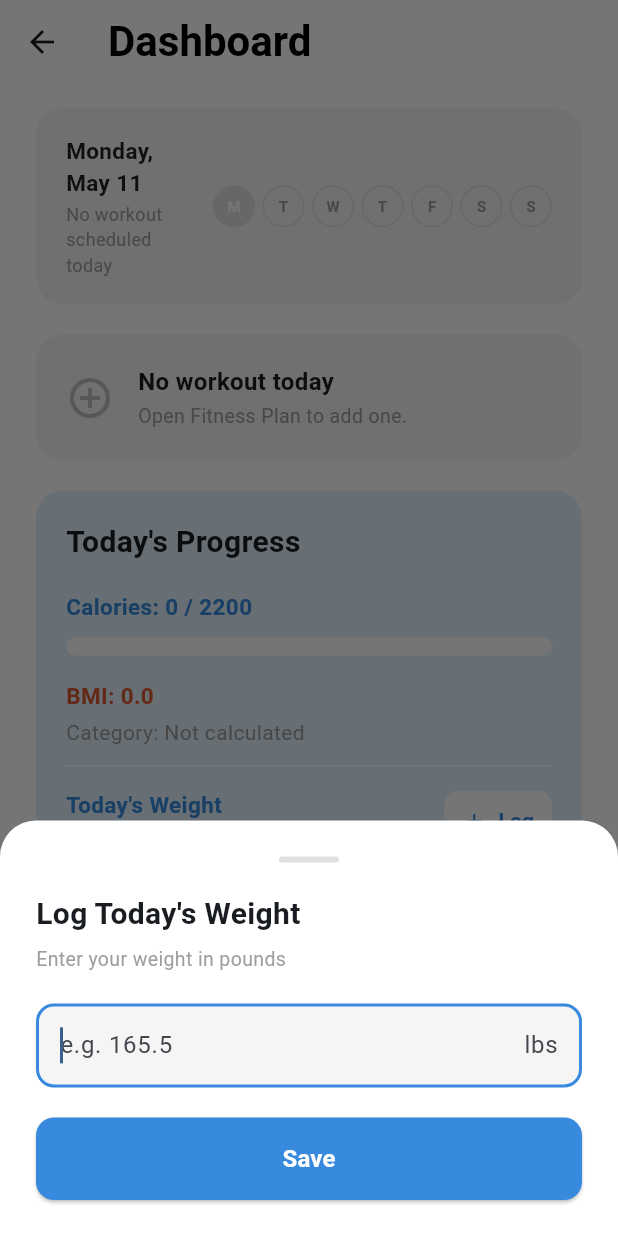
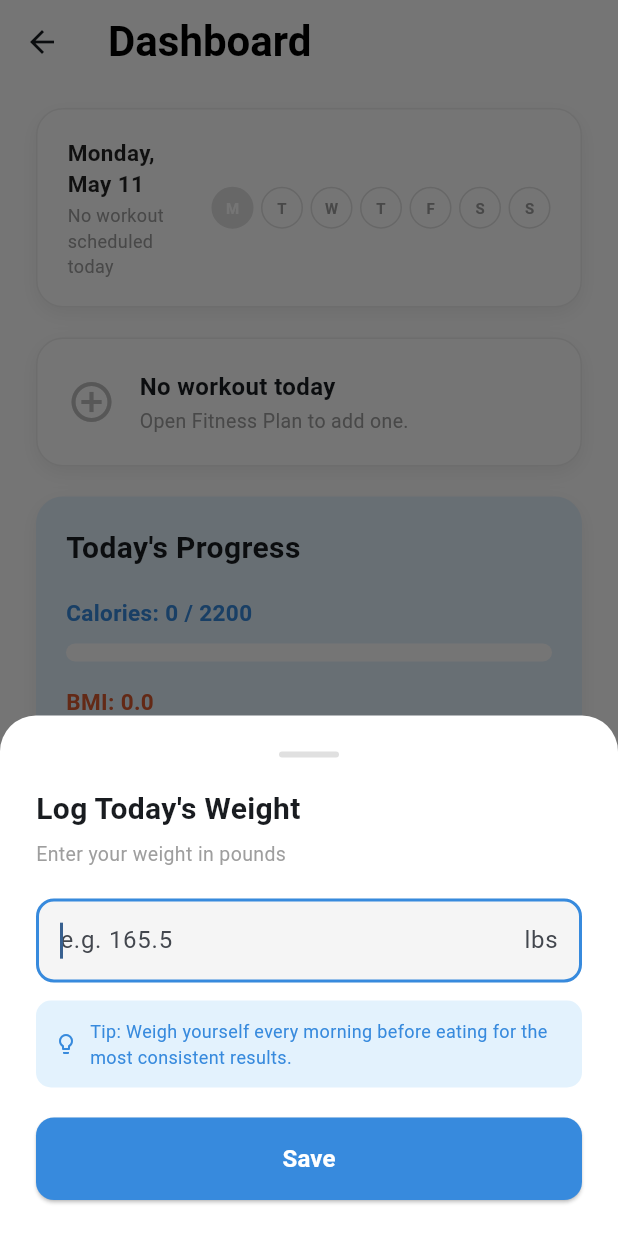
Before and after one commit to cChe1z/CMPE_137_Fitness_Health_Tracking_App, a Flutter app: the DashboardScreen screen opened directly, after a tap on "Log", on a phone screen of 412 x 824 dp. Run offline on Flutter 3.47's test engine with Material 3 defaults, Android fonts, the phone set to English and light mode, and no system bars; our stand-ins replace cloud_firestore, firebase_auth, firebase_core; accounts and stored records are empty.

Commit message:
Enhance dashboard with weigh-in tip and UI updates
Added a morning weigh-in tip to the dashboard screen and updated UI elements for better visual consistency.

```diff
--- a/lib/dashboard_screen.dart
+++ b/lib/dashboard_screen.dart
@@ -4,6 +4,7 @@ import 'meal_tracking_screen.dart';
 import 'fitness_plan_screen.dart';
 import 'profile_screen.dart';
 import 'daily_journal_screen.dart';
+import 'services/database_service.dart';
 import 'app_data.dart';
 
 class DashboardScreen extends StatelessWidget {
@@ -112,6 +113,13 @@ class DashboardScreen extends StatelessWidget {
                                 decoration: BoxDecoration(
                                   color: const Color(0xFFE3F2FD),
                                   borderRadius: BorderRadius.circular(18),
+                                  boxShadow: [
+                                    BoxShadow(
+                                      color: Colors.black.withValues(alpha: 0.06),
+                                      blurRadius: 10,
+                                      offset: const Offset(0, 4),
+                                    ),
+                                  ],
                                 ),
                                 child: Column(
                                   crossAxisAlignment:
@@ -405,6 +413,33 @@ class DashboardScreen extends StatelessWidget {
                   ),
                 ),
               ),
+              const SizedBox(height: 12),
+
+              // morning weigh-in tip
+              Container(
+                padding: const EdgeInsets.all(12),
+                decoration: BoxDecoration(
+                  color: const Color(0xFFE3F2FD),
+                  borderRadius: BorderRadius.circular(10),
+                ),
+                child: const Row(
+                  children: [
+                    Icon(Icons.lightbulb_outline,
+                        color: Color(0xFF378ADD), size: 16),
+                    SizedBox(width: 8),
+                    Expanded(
+                      child: Text(
+                        'Tip: Weigh yourself every morning before eating for the most consistent results.',
+                        style: TextStyle(
+                          fontSize: 12,
+                          color: Color(0xFF378ADD),
+                        ),
+                      ),
+                    ),
+                  ],
+                ),
+              ),
+
               const SizedBox(height: 20),
 
               SizedBox(
@@ -418,6 +453,35 @@ class DashboardScreen extends StatelessWidget {
                           FirebaseAuth.instance.currentUser;
                       if (user != null) {
                         AppData.logTodayWeight(user.uid, val);
+
+                        // recalculate calorie goal using new weight
+                        // (only if we have enough profile data to do so)
+                        if (AppData.age.value > 0 &&
+                            AppData.heightInches.value > 0 &&
+                            AppData.gender.value.isNotEmpty &&
+                            AppData.activityLevel.value.isNotEmpty) {
+                          final newGoal = AppData.calculateCalorieGoal(
+                            age: AppData.age.value,
+                            weightLbs: val,
+                            heightInches: AppData.heightInches.value,
+                            gender: AppData.gender.value,
+                            activityLevel: AppData.activityLevel.value,
+                            goal: AppData.goal.value,
+                            weightGoalRate: AppData.weightGoalRate.value,
+                          );
+                          AppData.calorieGoal.value = newGoal;
+                          // also update currentWeight so the profile stays in sync
+                          AppData.currentWeight.value = val;
+                          AppData.bmi.value = AppData.calculateBMI(
+                            weightLbs: val,
+                            heightInches: AppData.heightInches.value,
+                          );
+                          DatabaseService().updateUserProfile(user.uid, {
+                            'calorieGoal': newGoal,
+                            'weightLbs': val,
+                            'bmi': AppData.bmi.value,
+                          });
+                        }
                       }
                       Navigator.pop(ctx);
                     }
@@ -460,6 +524,13 @@ class DashboardScreen extends StatelessWidget {
           color: Colors.white,
           borderRadius: BorderRadius.circular(18),
           border: Border.all(color: Colors.grey.shade200),
+          boxShadow: [
+            BoxShadow(
+              color: Colors.black.withValues(alpha: 0.06),
+              blurRadius: 10,
+              offset: const Offset(0, 4),
+            ),
+          ],
         ),
         child: Row(
           crossAxisAlignment: CrossAxisAlignment.start,
@@ -584,19 +655,27 @@ class DashboardScreen extends StatelessWidget {
         margin: const EdgeInsets.only(bottom: 16),
         padding: const EdgeInsets.all(18),
         decoration: BoxDecoration(
-          color: const Color(0xFFF5F5F5),
+          color: Colors.white,
           borderRadius: BorderRadius.circular(18),
+          border: Border.all(color: Colors.grey.shade200),
+          boxShadow: [
+            BoxShadow(
+              color: Colors.black.withValues(alpha: 0.06),
+              blurRadius: 10,
+              offset: const Offset(0, 4),
+            ),
+          ],
         ),
         child: Row(
           children: [
-            CircleAvatar(
-              radius: 28,
-              backgroundColor: Colors.white,
-              child: Icon(
-                icon,
-                color: color,
-                size: 28,
+            Container(
+              width: 52,
+              height: 52,
+              decoration: BoxDecoration(
+                color: color.withValues(alpha: 0.1),
+                borderRadius: BorderRadius.circular(14),
               ),
+              child: Icon(icon, color: color, size: 26),
             ),
 
             const SizedBox(width: 16),
@@ -625,7 +704,7 @@ class DashboardScreen extends StatelessWidget {
 
             const Icon(
               Icons.arrow_forward_ios,
-              size: 18,
+              size: 16,
               color: Colors.grey,
             ),
           ],
@@ -658,8 +737,16 @@ class _DateTrackerCard extends StatelessWidget {
       width: double.infinity,
       padding: const EdgeInsets.fromLTRB(20, 18, 20, 18),
       decoration: BoxDecoration(
-        color: const Color(0xFFF5F5F5),
+        color: Colors.white,
         borderRadius: BorderRadius.circular(18),
+        border: Border.all(color: Colors.grey.shade200),
+        boxShadow: [
+          BoxShadow(
+            color: Colors.black.withValues(alpha: 0.06),
+            blurRadius: 10,
+            offset: const Offset(0, 4),
+          ),
+        ],
       ),
       child: Row(
         children: [
@@ -767,8 +854,16 @@ class _TodayWorkoutCard extends StatelessWidget {
         width: double.infinity,
         padding: const EdgeInsets.all(20),
         decoration: BoxDecoration(
-          color: const Color(0xFFF5F5F5),
+          color: Colors.white,
           borderRadius: BorderRadius.circular(18),
+          border: Border.all(color: Colors.grey.shade200),
+          boxShadow: [
+            BoxShadow(
+              color: Colors.black.withValues(alpha: 0.06),
+              blurRadius: 10,
+              offset: const Offset(0, 4),
+            ),
+          ],
         ),
         child: Row(
           children: [
@@ -817,6 +912,13 @@ class _TodayWorkoutCard extends StatelessWidget {
                 .withValues(alpha: 0.25),
             width: 1.5,
           ),
+          boxShadow: [
+            BoxShadow(
+              color: Colors.black.withValues(alpha: 0.06),
+              blurRadius: 10,
+              offset: const Offset(0, 4),
+            ),
+          ],
         ),
         child: Column(
           crossAxisAlignment: CrossAxisAlignment.start,
```
